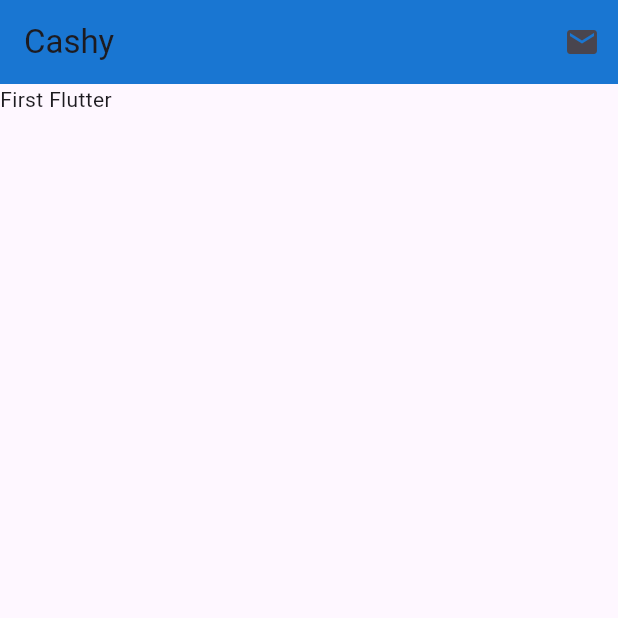
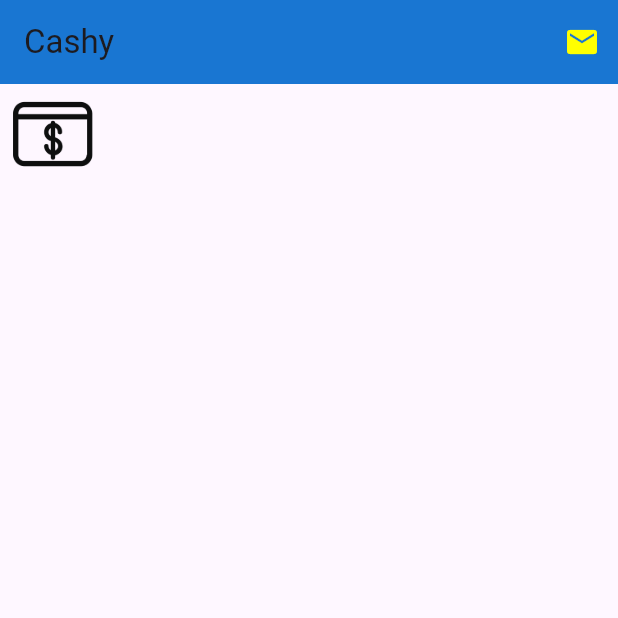
Before and after one commit to FadrialR/my_flutter_learning_progress, a Flutter app: the screen it shows after launch, on a phone screen of 412 x 824 dp, the top half of it. Run offline on Flutter 3.47's test engine with Material 3 defaults, Android fonts, the phone set to English and light mode, and no system bars.

Commit message:
Image Widget

```diff
--- a/lib/main.dart
+++ b/lib/main.dart
@@ -22,10 +22,17 @@ class MyApp extends StatelessWidget {
           title: Text("Cashy"),
           backgroundColor: Colors.blue[700],
           actions: <Widget>[
-            IconButton(icon: Icon(Icons.mail), onPressed: () {})
+            IconButton(
+                icon: Icon(Icons.mail),
+                onPressed: () {},
+                color: Colors.yellowAccent)
           ],
         ),
-        body: SafeArea(child: Text("First Flutter")),
+        body: SafeArea(
+            child: Image(
+          image: AssetImage('assets/images/payment.png'),
+          width: 70,
+        )),
       ),
     );
   }
```
Also changed, not shown: pubspec.yaml (+4 -6 lines), assets/images/payment.png (added).
